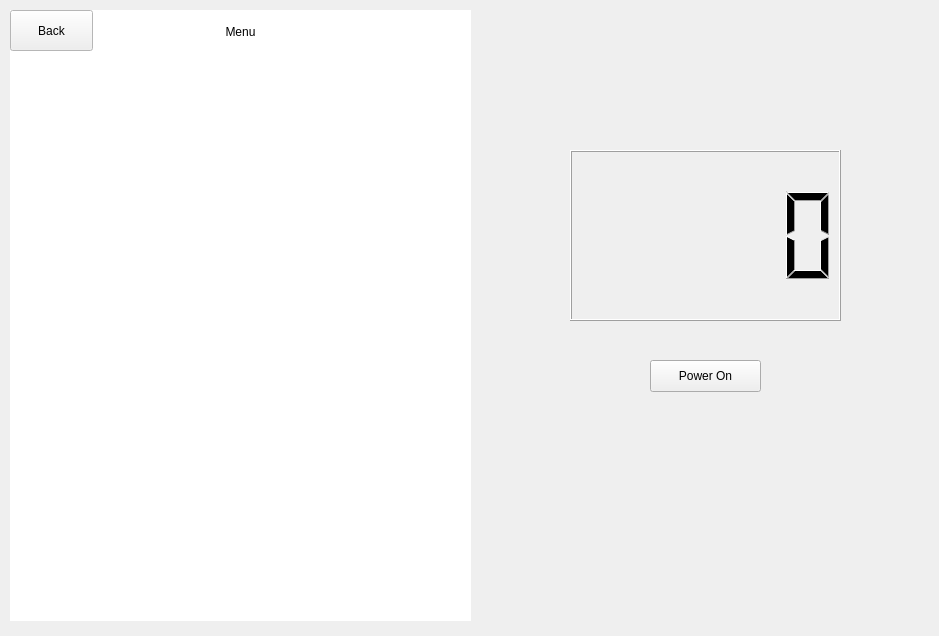
This is Team32-3004-Project/mainwindow.ui in Harry-Dinh/COMP-3004-F24-Final as Qt 5 draws it before an edit. The edited form follows.
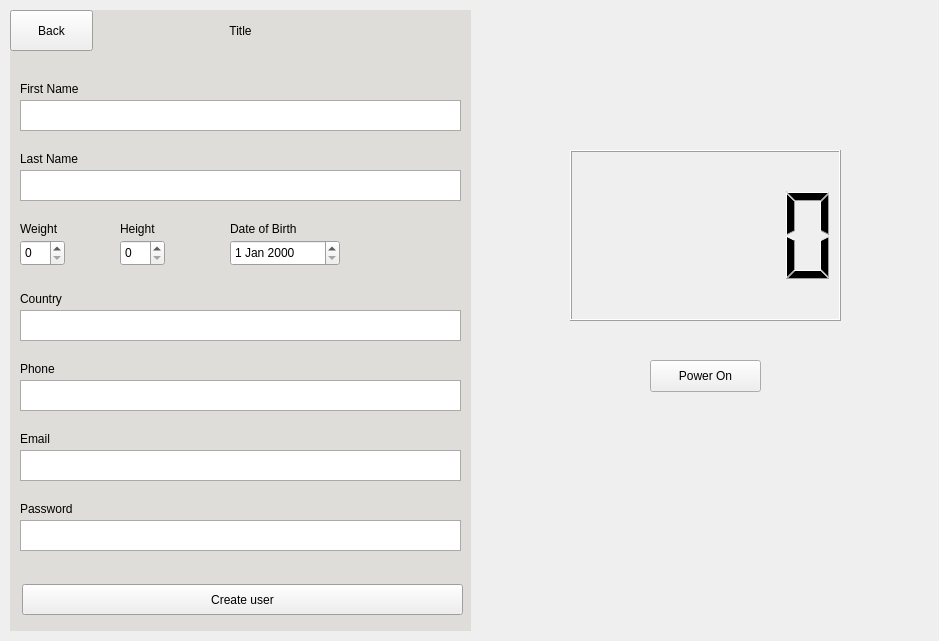
This is the edited form.

Commit message: Use QStackedWidget for each menu pages instead of layouts + Menus do not store a layout anymore, instead are hard coded + Menus keep an int that stores it's index in the menus vector

The edit to the form file:
```diff
--- a/Team32-3004-Project/mainwindow.ui
+++ b/Team32-3004-Project/mainwindow.ui
@@ -7,7 +7,7 @@
     <x>0</x>
     <y>0</y>
     <width>939</width>
-    <height>636</height>
+    <height>641</height>
    </rect>
   </property>
   <property name="windowTitle">
@@ -37,13 +37,13 @@
      <string>Power On</string>
     </property>
    </widget>
-   <widget class="QWidget" name="appWindow" native="true">
+   <widget class="QStackedWidget" name="MenuWidget">
     <property name="geometry">
      <rect>
       <x>10</x>
-      <y>10</y>
+      <y>50</y>
       <width>461</width>
-      <height>611</height>
+      <height>581</height>
      </rect>
     </property>
     <property name="palette">
@@ -61,9 +61,9 @@
        <colorrole role="Window">
         <brush brushstyle="SolidPattern">
          <color alpha="255">
-          <red>255</red>
-          <green>255</green>
-          <blue>255</blue>
+          <red>222</red>
+          <green>221</green>
+          <blue>218</blue>
          </color>
         </brush>
        </colorrole>
@@ -81,9 +81,9 @@
        <colorrole role="Window">
         <brush brushstyle="SolidPattern">
          <color alpha="255">
-          <red>255</red>
-          <green>255</green>
-          <blue>255</blue>
+          <red>222</red>
+          <green>221</green>
+          <blue>218</blue>
          </color>
         </brush>
        </colorrole>
@@ -92,18 +92,18 @@
        <colorrole role="Base">
         <brush brushstyle="SolidPattern">
          <color alpha="255">
-          <red>255</red>
-          <green>255</green>
-          <blue>255</blue>
+          <red>222</red>
+          <green>221</green>
+          <blue>218</blue>
          </color>
         </brush>
        </colorrole>
        <colorrole role="Window">
         <brush brushstyle="SolidPattern">
          <color alpha="255">
-          <red>255</red>
-          <green>255</green>
-          <blue>255</blue>
+          <red>222</red>
+          <green>221</green>
+          <blue>218</blue>
          </color>
         </brush>
        </colorrole>
@@ -113,32 +113,453 @@
     <property name="autoFillBackground">
      <bool>true</bool>
     </property>
-    <widget class="QLabel" name="menuLabel">
+    <property name="currentIndex">
+     <number>1</number>
+    </property>
+    <widget class="QWidget" name="ProfilePage">
+     <widget class="QComboBox" name="profileComboBox">
+      <property name="geometry">
+       <rect>
+        <x>10</x>
+        <y>70</y>
+        <width>441</width>
+        <height>31</height>
+       </rect>
+      </property>
+     </widget>
+     <widget class="QPushButton" name="addProfileButton">
+      <property name="geometry">
+       <rect>
+        <x>10</x>
+        <y>500</y>
+        <width>441</width>
+        <height>25</height>
+       </rect>
+      </property>
+      <property name="text">
+       <string>Add Profile</string>
+      </property>
+     </widget>
+     <widget class="QPushButton" name="deleteProfileButton">
+      <property name="geometry">
+       <rect>
+        <x>10</x>
+        <y>540</y>
+        <width>441</width>
+        <height>25</height>
+       </rect>
+      </property>
+      <property name="text">
+       <string>Delete Profile</string>
+      </property>
+     </widget>
+     <widget class="QPushButton" name="loginButton">
+      <property name="geometry">
+       <rect>
+        <x>10</x>
+        <y>460</y>
+        <width>441</width>
+        <height>25</height>
+       </rect>
+      </property>
+      <property name="text">
+       <string>Login</string>
+      </property>
+     </widget>
+     <widget class="QLabel" name="label">
+      <property name="geometry">
+       <rect>
+        <x>10</x>
+        <y>40</y>
+        <width>62</width>
+        <height>17</height>
+       </rect>
+      </property>
+      <property name="text">
+       <string>Profile:</string>
+      </property>
+     </widget>
+    </widget>
+    <widget class="QWidget" name="createProfilePage">
+     <widget class="QTextEdit" name="fNameTextBox">
+      <property name="geometry">
+       <rect>
+        <x>10</x>
+        <y>50</y>
+        <width>441</width>
+        <height>31</height>
+       </rect>
+      </property>
+     </widget>
+     <widget class="QLabel" name="fNameLabel">
+      <property name="geometry">
+       <rect>
+        <x>10</x>
+        <y>30</y>
+        <width>161</width>
+        <height>17</height>
+       </rect>
+      </property>
+      <property name="text">
+       <string>First Name</string>
+      </property>
+     </widget>
+     <widget class="QLabel" name="lNameLabel">
+      <property name="geometry">
+       <rect>
+        <x>10</x>
+        <y>100</y>
+        <width>161</width>
+        <height>17</height>
+       </rect>
+      </property>
+      <property name="text">
+       <string>Last Name</string>
+      </property>
+     </widget>
+     <widget class="QTextEdit" name="lNameTextBox">
+      <property name="geometry">
+       <rect>
+        <x>10</x>
+        <y>120</y>
+        <width>441</width>
+        <height>31</height>
+       </rect>
+      </property>
+     </widget>
+     <widget class="QSpinBox" name="weightSpinBox">
+      <property name="geometry">
+       <rect>
+        <x>10</x>
+        <y>190</y>
+        <width>45</width>
+        <height>26</height>
+       </rect>
+      </property>
+     </widget>
+     <widget class="QLabel" name="weightLabel">
+      <property name="geometry">
+       <rect>
+        <x>10</x>
+        <y>170</y>
+        <width>61</width>
+        <height>17</height>
+       </rect>
+      </property>
+      <property name="text">
+       <string>Weight</string>
+      </property>
+     </widget>
+     <widget class="QLabel" name="heightLabel">
+      <property name="geometry">
+       <rect>
+        <x>110</x>
+        <y>170</y>
+        <width>61</width>
+        <height>17</height>
+       </rect>
+      </property>
+      <property name="text">
+       <string>Height</string>
+      </property>
+     </widget>
+     <widget class="QSpinBox" name="heightSpinBox">
+      <property name="geometry">
+       <rect>
+        <x>110</x>
+        <y>190</y>
+        <width>45</width>
+        <height>26</height>
+       </rect>
+      </property>
+     </widget>
+     <widget class="QDateEdit" name="dobDateEdit">
+      <property name="geometry">
+       <rect>
+        <x>220</x>
+        <y>190</y>
+        <width>110</width>
+        <height>26</height>
+       </rect>
+      </property>
+     </widget>
+     <widget class="QLabel" name="dobLabel">
+      <property name="geometry">
+       <rect>
+        <x>220</x>
+        <y>170</y>
+        <width>91</width>
+        <height>17</height>
+       </rect>
+      </property>
+      <property name="text">
+       <string>Date of Birth</string>
+      </property>
+     </widget>
+     <widget class="QLabel" name="countryLabel">
+      <property name="geometry">
+       <rect>
+        <x>10</x>
+        <y>240</y>
+        <width>161</width>
+        <height>17</height>
+       </rect>
+      </property>
+      <property name="text">
+       <string>Country</string>
+      </property>
+     </widget>
+     <widget class="QTextEdit" name="countryTextBox">
+      <property name="geometry">
+       <rect>
+        <x>10</x>
+        <y>260</y>
+        <width>441</width>
+        <height>31</height>
+       </rect>
+      </property>
+     </widget>
+     <widget class="QTextEdit" name="phoneTextBox">
+      <property name="geometry">
+       <rect>
+        <x>10</x>
+        <y>330</y>
+        <width>441</width>
+        <height>31</height>
+       </rect>
+      </property>
+     </widget>
+     <widget class="QLabel" name="phoneLabel">
+      <property name="geometry">
+       <rect>
+        <x>10</x>
+        <y>310</y>
+        <width>161</width>
+        <height>17</height>
+       </rect>
+      </property>
+      <property name="text">
+       <string>Phone</string>
+      </property>
+     </widget>
+     <widget class="QTextEdit" name="emailTextBox">
+      <property name="geometry">
+       <rect>
+        <x>10</x>
+        <y>400</y>
+        <width>441</width>
+        <height>31</height>
+       </rect>
+      </property>
+     </widget>
+     <widget class="QLabel" name="emailLabel">
+      <property name="geometry">
+       <rect>
+        <x>10</x>
+        <y>380</y>
+        <width>161</width>
+        <height>17</height>
+       </rect>
+      </property>
+      <property name="text">
+       <string>Email</string>
+      </property>
+     </widget>
+     <widget class="QLabel" name="passwordLabel">
+      <property name="geometry">
+       <rect>
+        <x>10</x>
+        <y>450</y>
+        <width>161</width>
+        <height>17</height>
+       </rect>
+      </property>
+      <property name="text">
+       <string>Password</string>
+      </property>
+     </widget>
+     <widget class="QTextEdit" name="passwordTextBox">
+      <property name="geometry">
+       <rect>
+        <x>10</x>
+        <y>470</y>
+        <width>441</width>
+        <height>31</height>
+       </rect>
+      </property>
+     </widget>
+     <widget class="QPushButton" name="createUserButton">
+      <property name="geometry">
+       <rect>
+        <x>12</x>
+        <y>534</y>
+        <width>441</width>
+        <height>31</height>
+       </rect>
+      </property>
+      <property name="text">
+       <string>Create user</string>
+      </property>
+     </widget>
+    </widget>
+    <widget class="QWidget" name="mainMenu"/>
+   </widget>
+   <widget class="QWidget" name="Header" native="true">
+    <property name="geometry">
+     <rect>
+      <x>10</x>
+      <y>10</y>
+      <width>461</width>
+      <height>41</height>
+     </rect>
+    </property>
+    <property name="palette">
+     <palette>
+      <active>
+       <colorrole role="Base">
+        <brush brushstyle="SolidPattern">
+         <color alpha="255">
+          <red>222</red>
+          <green>221</green>
+          <blue>218</blue>
+         </color>
+        </brush>
+       </colorrole>
+       <colorrole role="Window">
+        <brush brushstyle="SolidPattern">
+         <color alpha="255">
+          <red>222</red>
+          <green>221</green>
+          <blue>218</blue>
+         </color>
+        </brush>
+       </colorrole>
+      </active>
+      <inactive>
+       <colorrole role="Base">
+        <brush brushstyle="SolidPattern">
+         <color alpha="255">
+          <red>222</red>
+          <green>221</green>
+          <blue>218</blue>
+         </color>
+        </brush>
+       </colorrole>
+       <colorrole role="Window">
+        <brush brushstyle="SolidPattern">
+         <color alpha="255">
+          <red>222</red>
+          <green>221</green>
+          <blue>218</blue>
+         </color>
+        </brush>
+       </colorrole>
+      </inactive>
+      <disabled>
+       <colorrole role="Base">
+        <brush brushstyle="SolidPattern">
+         <color alpha="255">
+          <red>222</red>
+          <green>221</green>
+          <blue>218</blue>
+         </color>
+        </brush>
+       </colorrole>
+       <colorrole role="Window">
+        <brush brushstyle="SolidPattern">
+         <color alpha="255">
+          <red>222</red>
+          <green>221</green>
+          <blue>218</blue>
+         </color>
+        </brush>
+       </colorrole>
+      </disabled>
+     </palette>
+    </property>
+    <widget class="QLabel" name="pageTitle">
      <property name="geometry">
       <rect>
        <x>0</x>
-       <y>6</y>
+       <y>0</y>
        <width>461</width>
-       <height>31</height>
+       <height>41</height>
       </rect>
      </property>
+     <property name="palette">
+      <palette>
+       <active>
+        <colorrole role="Base">
+         <brush brushstyle="SolidPattern">
+          <color alpha="255">
+           <red>239</red>
+           <green>239</green>
+           <blue>239</blue>
+          </color>
+         </brush>
+        </colorrole>
+        <colorrole role="Window">
+         <brush brushstyle="SolidPattern">
+          <color alpha="255">
+           <red>222</red>
+           <green>221</green>
+           <blue>218</blue>
+          </color>
+         </brush>
+        </colorrole>
+       </active>
+       <inactive>
+        <colorrole role="Base">
+         <brush brushstyle="SolidPattern">
+          <color alpha="255">
+           <red>239</red>
+           <green>239</green>
+           <blue>239</blue>
+          </color>
+         </brush>
+        </colorrole>
+        <colorrole role="Window">
+         <brush brushstyle="SolidPattern">
+          <color alpha="255">
+           <red>222</red>
+           <green>221</green>
+           <blue>218</blue>
+          </color>
+         </brush>
+        </colorrole>
+       </inactive>
+       <disabled>
+        <colorrole role="Base">
+         <brush brushstyle="SolidPattern">
+          <color alpha="255">
+           <red>222</red>
+           <green>221</green>
+           <blue>218</blue>
+          </color>
+         </brush>
+        </colorrole>
+        <colorrole role="Window">
+         <brush brushstyle="SolidPattern">
+          <color alpha="255">
+           <red>222</red>
+           <green>221</green>
+           <blue>218</blue>
+          </color>
+         </brush>
+        </colorrole>
+       </disabled>
+      </palette>
+     </property>
+     <property name="autoFillBackground">
+      <bool>true</bool>
+     </property>
      <property name="text">
-      <string>Menu</string>
+      <string>Title</string>
      </property>
      <property name="alignment">
       <set>Qt::AlignCenter</set>
      </property>
     </widget>
-    <widget class="QWidget" name="MenuWidget" native="true">
-     <property name="geometry">
-      <rect>
-       <x>0</x>
-       <y>40</y>
-       <width>461</width>
-       <height>571</height>
-      </rect>
-     </property>
-    </widget>
     <widget class="QPushButton" name="backButton">
      <property name="geometry">
       <rect>
```
The commit also changes 4 other files.
